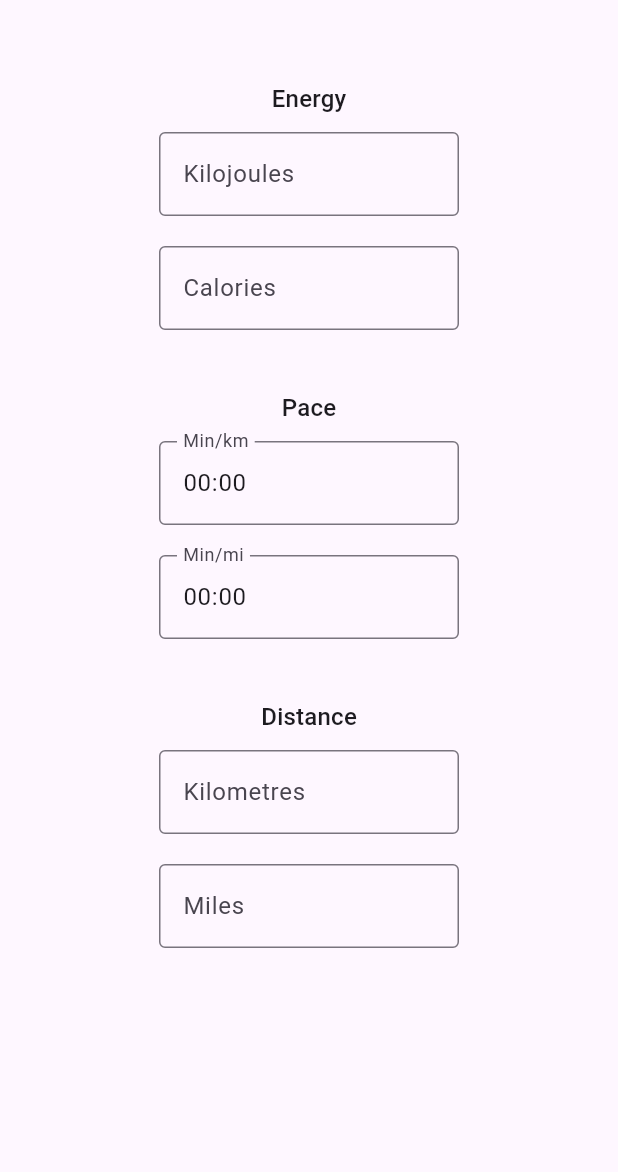
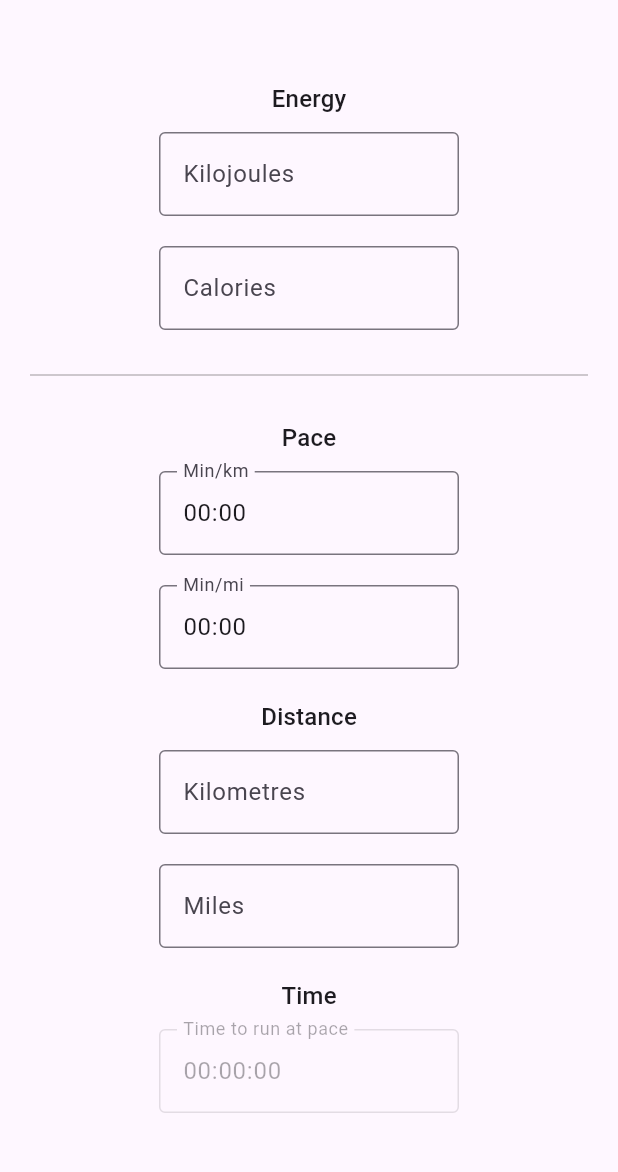
Before and after one commit to Foyoman/proselytisr, a Flutter app: the screen it shows after launch, on a phone screen of 412 x 824 dp, the part 63-1235 px from its top. Run offline on Flutter 3.47's test engine with Material 3 defaults, Android fonts, the phone set to English and light mode, and no system bars; our stand-ins replace shared_preferences.

Commit message:
refactoring convert distance and disabling time field if no distance input

```diff
--- a/lib/main.dart
+++ b/lib/main.dart
@@ -1,3 +1,5 @@
+import 'dart:math';
+
 import 'package:flutter/material.dart';
 import 'package:flutter/services.dart';
 import 'package:shared_preferences/shared_preferences.dart';
@@ -6,7 +8,7 @@ void main() {
   runApp(const MyApp());
 }
 
-class TimeInputFormatter extends TextInputFormatter {
+class MinsSecsInputFormatter extends TextInputFormatter {
   @override
   TextEditingValue formatEditUpdate(
       TextEditingValue oldValue, TextEditingValue newValue) {
@@ -23,6 +25,29 @@ class TimeInputFormatter extends TextInputFormatter {
 
     String formattedText =
         '${digits.substring(0, 2)}:${digits.substring(2, 4)}';
+
+    return TextEditingValue(
+      text: formattedText,
+      selection: TextSelection.collapsed(offset: formattedText.length),
+    );
+  }
+}
+
+class HrsMinsSecsInputFormatter extends TextInputFormatter {
+  @override
+  TextEditingValue formatEditUpdate(
+      TextEditingValue oldValue, TextEditingValue newValue) {
+    String digits = newValue.text.replaceAll(RegExp(r'[^0-9]'), '');
+    if (digits.length > 6) {
+      digits = digits.substring(digits.length - 6);
+    }
+
+    while (digits.length < 6) {
+      digits = '0$digits';
+    }
+
+    String formattedText =
+        '${digits.substring(0, 2)}:${digits.substring(2, 4)}:${digits.substring(4, 6)}';
 
     return TextEditingValue(
       text: formattedText,
@@ -111,6 +136,7 @@ class _MyHomePageState extends State<MyHomePage> {
   final _calController = TextEditingController();
   final _kmController = TextEditingController();
   final _miController = TextEditingController();
+  final _runTimeController = TextEditingController(text: '00:00:00');
 
   double _calories = 0;
   double _kilojoules = 0;
@@ -118,12 +144,18 @@ class _MyHomePageState extends State<MyHomePage> {
   double _paceInSecsPerMi = 0;
   double _distanceInKm = 0;
   double _distanceInMi = 0;
+  double _runTimeInSecs = 0;
 
   @override
   void initState() {
     super.initState();
-    _minsPerKmController.addListener(_updateRunTime);
-    _kmController.addListener(_updateRunTime);
+    _minsPerKmController.addListener(_updateState);
+    _kmController.addListener(_updateState);
+    _runTimeController.addListener(_updateState);
+  }
+
+  void _updateState() {
+    setState(() {});
   }
 
   void _convertEnergy(String input, bool isKjToCal) {
@@ -142,23 +174,38 @@ class _MyHomePageState extends State<MyHomePage> {
   }
 
   void _convertPace(String input, bool isMinsPerKm) {
-    double totalSeconds = _getPaceInSeconds(input);
+    double paceInSecs = _getPaceInSecs(input);
+
     if (isMinsPerKm) {
-      _paceInSecsPerKm = totalSeconds;
-      _paceInSecsPerMi = _paceInSecsPerKm * 1.60934; // Convert min/km to min/mi
+      _paceInSecsPerKm = paceInSecs;
+      _paceInSecsPerMi = _paceInSecsPerKm * 1.60934;
       _minsPerMiController.text = _formatPace(_paceInSecsPerMi);
     } else {
-      _paceInSecsPerMi = totalSeconds;
-      _paceInSecsPerKm = _paceInSecsPerMi / 1.60934; // Convert min/mi to min/km
+      _paceInSecsPerMi = paceInSecs;
+      _paceInSecsPerKm = _paceInSecsPerMi / 1.60934;
       _minsPerKmController.text = _formatPace(_paceInSecsPerKm);
     }
-    setState(() {}); // Trigger a rebuild
+
+    _runTimeInSecs = _paceInSecsPerKm * _distanceInKm;
+    _runTimeController.text = _formatRunTime(_runTimeInSecs);
+
+    setState(() {});
   }
 
-  String _formatPace(double value) {
-    final int minutes = (value / 60).floor();
-    final int seconds = (value % 60).round();
-    return '${minutes.toString().padLeft(2, '0')}:${seconds.toString().padLeft(2, '0')}';
+  double _getPaceInSecs(String pace) {
+    var parts = pace.split(':');
+    if (parts.length == 2) {
+      int mins = int.tryParse(parts[0]) ?? 0;
+      int secs = int.tryParse(parts[1]) ?? 0;
+      return (mins * 60 + secs).toDouble();
+    }
+    return 0;
+  }
+
+  String _formatPace(double paceInSecs) {
+    final int mins = (paceInSecs / 60).floor();
+    final int secs = (paceInSecs % 60).round();
+    return '${mins.toString().padLeft(2, '0')}:${secs.toString().padLeft(2, '0')}';
   }
 
   void _convertDistance(String input, bool isKmToMiles) {
@@ -173,44 +220,42 @@ class _MyHomePageState extends State<MyHomePage> {
         _kmController.text = _distanceInKm.toStringAsFixed(4);
       }
     } else {
-      if (isKmToMiles) {
-        _miController.clear();
-      } else {
-        _kmController.clear();
-      }
+      _distanceInKm = 0;
+      _distanceInMi = 0;
+      _kmController.clear();
+      _miController.clear();
     }
+
+    _runTimeInSecs = _paceInSecsPerKm * _distanceInKm;
+    _runTimeController.text = _formatRunTime(_runTimeInSecs);
   }
 
-  double _getPaceInSeconds(String pace) {
-    var parts = pace.split(':');
-    if (parts.length == 2) {
-      int mins = int.tryParse(parts[0]) ?? 0;
-      int secs = int.tryParse(parts[1]) ?? 0;
-      return (mins * 60 + secs).toDouble();
+  void _calculatePaceByRunTimeDistance(String input) {
+    double runTimeInSecs = _getRunTimeInSecs(input);
+
+    _paceInSecsPerKm = runTimeInSecs / _distanceInKm;
+    _paceInSecsPerMi = runTimeInSecs / _distanceInMi;
+    _minsPerKmController.text = _formatPace(_paceInSecsPerKm);
+    _minsPerMiController.text = _formatPace(_paceInSecsPerMi);
+  }
+
+  double _getRunTimeInSecs(String runTime) {
+    var parts = runTime.split(':');
+    if (parts.length == 3) {
+      int hrs = int.tryParse(parts[0]) ?? 0;
+      int mins = int.tryParse(parts[1]) ?? 0;
+      int secs = int.tryParse(parts[2]) ?? 0;
+      return (hrs * 3600 + mins * 60 + secs).toDouble();
     }
     return 0;
   }
 
-  void _updateRunTime() {
-    setState(() {
-      // This will trigger a rebuild of the widget
-    });
-  }
+  String _formatRunTime(double runTimeInSecs) {
+    final int hrs = (runTimeInSecs / 3600).floor();
+    final int mins = (runTimeInSecs % 3600 / 60).floor();
+    final int secs = (runTimeInSecs % 60).round();
 
-  String get runTime {
-    if (_minsPerKmController.text.isNotEmpty &&
-        _minsPerKmController.text != '00:00' &&
-        _kmController.text.isNotEmpty &&
-        _kmController.text != '0') {
-      double totalTimeInSecs = _paceInSecsPerKm * _distanceInKm;
-
-      int hrs = (totalTimeInSecs / 3600).floor();
-      int mins = ((totalTimeInSecs % 3600) / 60).floor();
-      int secs = totalTimeInSecs.round() % 60;
-
-      return '${hrs.toString().padLeft(2, '0')}:${mins.toString().padLeft(2, '0')}:${secs.toString().padLeft(2, '0')}';
-    }
-    return '';
+    return '${hrs.toString().padLeft(2, '0')}:${mins.toString().padLeft(2, '0')}:${secs.toString().padLeft(2, '0')}';
   }
 
   @override
@@ -236,7 +281,7 @@ class _MyHomePageState extends State<MyHomePage> {
                     children: <Widget>[
               Container(
                 width: 200,
-                margin: const EdgeInsets.only(top: 40, bottom: 40),
+                margin: const EdgeInsets.only(top: 40, bottom: 20),
                 child: Column(
                   children: <Widget>[
                     Text('Energy',
@@ -269,9 +314,18 @@ class _MyHomePageState extends State<MyHomePage> {
                   ],
                 ),
               ),
+              Divider(
+                color: Theme.of(context).brightness == Brightness.dark
+                    ? Colors.white24
+                    : Colors.black26,
+                height: 20,
+                thickness: 1,
+                indent: 20,
+                endIndent: 20,
+              ),
               Container(
                   width: 200,
-                  margin: const EdgeInsets.only(bottom: 40),
+                  margin: const EdgeInsets.only(top: 20, bottom: 20),
                   child: Column(children: <Widget>[
                     Text('Pace',
                         style: Theme.of(context).textTheme.titleMedium),
@@ -281,7 +335,7 @@ class _MyHomePageState extends State<MyHomePage> {
                       decoration: const InputDecoration(
                           labelText: 'Min/km', border: OutlineInputBorder()),
                       keyboardType: TextInputType.number,
-                      inputFormatters: [TimeInputFormatter()],
+                      inputFormatters: [MinsSecsInputFormatter()],
                       onChanged: (value) {
                         _convertPace(value, true);
                         setState(() {}); // This triggers a rebuild
@@ -293,7 +347,7 @@ class _MyHomePageState extends State<MyHomePage> {
                       decoration: const InputDecoration(
                           labelText: 'Min/mi', border: OutlineInputBorder()),
                       keyboardType: TextInputType.number,
-                      inputFormatters: [TimeInputFormatter()],
+                      inputFormatters: [MinsSecsInputFormatter()],
                       onChanged: (value) {
                         _convertPace(value, false);
                         setState(() {}); // This triggers a rebuild
@@ -338,19 +392,39 @@ class _MyHomePageState extends State<MyHomePage> {
                           setState(() {});
                         }),
                   ])),
-              if (runTime.isNotEmpty) ...[
-                RichText(
-                    text: TextSpan(
-                        style: Theme.of(context).textTheme.bodyMedium,
-                        children: <TextSpan>[
-                      const TextSpan(text: 'Time to run at pace: '),
-                      TextSpan(
-                        text: runTime,
-                        style: const TextStyle(fontWeight: FontWeight.w600),
-                      )
-                    ]))
-              ],
-              const SizedBox(height: 200)
+              // if (runTime.isNotEmpty) ...[
+              //   RichText(
+              //       text: TextSpan(
+              //           style: Theme.of(context).textTheme.bodyMedium,
+              //           children: <TextSpan>[
+              //         const TextSpan(text: 'Time to run at pace: '),
+              //         TextSpan(
+              //           text: runTime,
+              //           style: const TextStyle(fontWeight: FontWeight.w600),
+              //         )
+              //       ]))
+              // ],
+              // const SizedBox(height: 200)
+              Container(
+                  width: 200,
+                  margin: const EdgeInsets.only(bottom: 240),
+                  child: Column(children: <Widget>[
+                    Text('Time',
+                        style: Theme.of(context).textTheme.titleMedium),
+                    const SizedBox(height: 10),
+                    TextField(
+                        enabled: _distanceInKm > 0 || _distanceInMi > 0,
+                        controller: _runTimeController,
+                        decoration: const InputDecoration(
+                            labelText: 'Time to run at pace',
+                            border: OutlineInputBorder()),
+                        keyboardType: TextInputType.number,
+                        inputFormatters: [HrsMinsSecsInputFormatter()],
+                        onChanged: (value) {
+                          _calculatePaceByRunTimeDistance(value);
+                          setState(() {});
+                        }),
+                  ]))
             ]))));
   }
 
```
